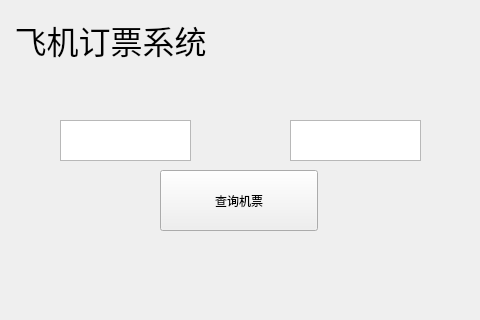
The window that userinterface.ui (shengxiamo/Gobang) describes before a commit, drawn with Qt 5; both pictures show x 360 to 840 and y 0 to 320 of the 1078 by 800 pixel window.
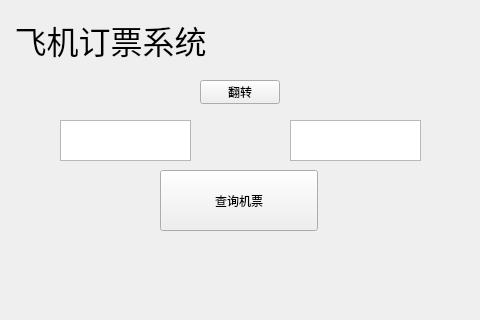
The same window after the commit.

Patch:
```diff
--- a/userinterface.ui
+++ b/userinterface.ui
@@ -85,6 +85,19 @@
     </rect>
    </property>
   </widget>
+  <widget class="QPushButton" name="reverse_button">
+   <property name="geometry">
+    <rect>
+     <x>560</x>
+     <y>80</y>
+     <width>80</width>
+     <height>24</height>
+    </rect>
+   </property>
+   <property name="text">
+    <string>翻转</string>
+   </property>
+  </widget>
  </widget>
  <resources/>
  <connections/>
```
